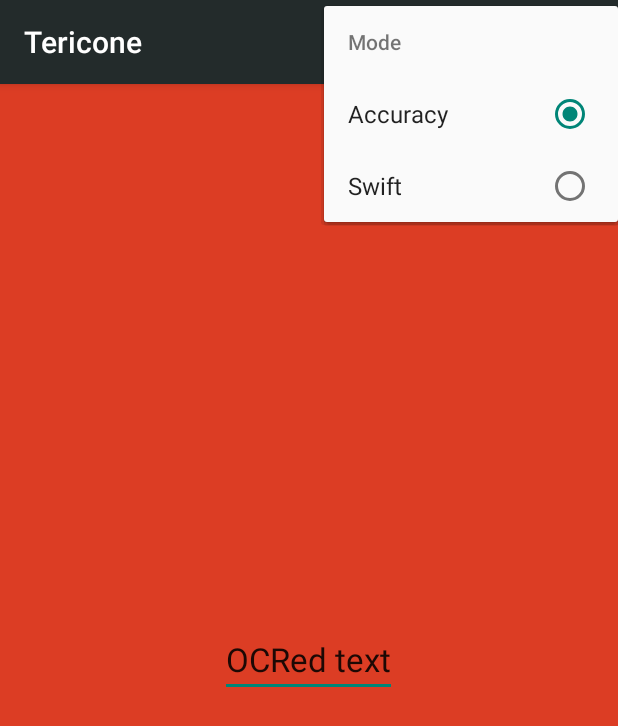
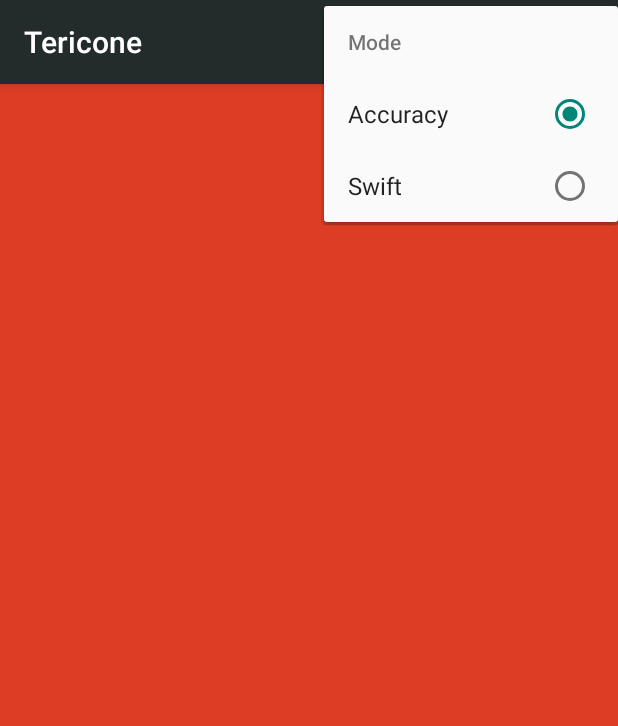
Before and after one commit to minu-aswanth/Tericone, an Android app: the screen it shows after launch (MainActivity), in the options menu, after a tap on "Mode", on a phone screen of 412 x 824 dp. Shown: the top 726 px of the screen. Run offline under Robolectric (Android 15) with nearby library versions, the light colour scheme and no system bars; libraries missing offline, so code that uses them is left out: com.googlecode.tesseract.

Commit message:
Made final changes

```diff
--- a/app/build.gradle
+++ b/app/build.gradle
@@ -6,7 +6,7 @@ android {
 
     defaultConfig {
         applicationId "com.example.minu.tericone"
-        minSdkVersion 8
+        minSdkVersion 9
         targetSdkVersion 22
         versionCode 1
         versionName "1.0"
--- a/app/src/main/java/com/example/minu/tericone/MainActivity.java
+++ b/app/src/main/java/com/example/minu/tericone/MainActivity.java
@@ -7,7 +7,6 @@ import java.io.FileReader;
 import java.io.IOException;
 import java.io.InputStream;
 import java.io.OutputStream;
-import java.lang.Math;
 import java.util.Locale;
 
 import android.content.Context;
@@ -29,7 +28,6 @@ import android.util.Log;
 import android.view.Menu;
 import android.view.MenuItem;
 import android.view.View;
-import android.widget.EditText;
 import android.widget.ProgressBar;
 import android.widget.RelativeLayout;
 import android.widget.TextView;
@@ -49,7 +47,7 @@ public class MainActivity extends ActionBarActivity implements OnInitListener{
 
     private static final String TAG = "tericone";
 
-    protected EditText minusTextView;
+    protected TextView minusTextView;
     protected RelativeLayout minusLayout;
     protected ProgressBar minusProgressBar;
     protected String _path;
@@ -133,7 +131,7 @@ public class MainActivity extends ActionBarActivity implements OnInitListener{
 
         myTTS = new TextToSpeech(this, this);
 
-        minusTextView = (EditText) findViewById(R.id.minusTextView);
+        //minusTextView = (TextView) findViewById(R.id.minusTextView);
         minusLayout = (RelativeLayout) findViewById(R.id.minusLayout);
         minusLayout.setOnClickListener(new OcrButtonClickListener());
         minusLayout.setOnLongClickListener(new OcrButtonLongClickListener());
@@ -160,6 +158,7 @@ public class MainActivity extends ActionBarActivity implements OnInitListener{
             editor.apply();
             mode = sharedPref.getString("mode", "none");
         }
+        Log.i(TAG, "mode:"+ mode + " ,dictionary:" + dictionary + " ,speed:"+ speed);
         if(menu.findItem(R.id.accuracyRadio).getTitle().toString().equals(mode)){
             menu.findItem(R.id.accuracyRadio).setChecked(true);
         }
@@ -204,6 +203,11 @@ public class MainActivity extends ActionBarActivity implements OnInitListener{
             editor.putBoolean("dictionary", !item.isChecked());
         }
 
+        if(id == R.id.firstSpeed || id == R.id.secondSpeed || id == R.id.thirdSpeed || id == R.id.fourthSpeed || id == R.id.fifthSpeed || id == R.id.sixthSpeed){
+            editor.putString("speed", item.getTitle().toString());
+        }
+        editor.apply();
+
         //noinspection SimplifiableIfStatement
         if (id == R.id.accuracyRadio) {
             item.setChecked(true);
@@ -228,40 +232,33 @@ public class MainActivity extends ActionBarActivity implements OnInitListener{
         if(id == R.id.firstSpeed){
             myTTS.setSpeechRate(0.5f);
             item.setChecked(true);
-            editor.putString("speed", "0.5");
             return true;
         }
         if(id == R.id.secondSpeed){
             myTTS.setSpeechRate(0.75f);
             item.setChecked(true);
-            editor.putString("speed", "0.75");
             return true;
         }
         if(id == R.id.thirdSpeed){
             myTTS.setSpeechRate(1);
             item.setChecked(true);
-            editor.putString("speed", "1");
             return true;
         }
         if(id == R.id.fourthSpeed){
             myTTS.setSpeechRate(1.5f);
             item.setChecked(true);
-            editor.putString("speed", "1.5");
             return true;
         }
         if(id == R.id.fifthSpeed) {
             myTTS.setSpeechRate(2);
             item.setChecked(true);
-            editor.putString("speed", "2");
             return true;
         }
         if(id == R.id.sixthSpeed) {
             myTTS.setSpeechRate(2.5f);
             item.setChecked(true);
-            editor.putString("speed", "2.5");
             return true;
         }
-        editor.apply();
 
         return super.onOptionsItemSelected(item);
     }
@@ -283,11 +280,12 @@ public class MainActivity extends ActionBarActivity implements OnInitListener{
     public class OcrButtonClickListener implements View.OnClickListener {
         public void onClick(View view) {
             Log.v(TAG, "Starting Camera app");
-            speakText("Starting Camera");
+            speakTheText("Starting Camera");
             startCameraActivity();
         }
     }
 
+    //To repeat the earlier sentence
     public class OcrButtonLongClickListener implements View.OnLongClickListener {
         public boolean onLongClick(View view) {
             Log.v(TAG, "Starting Long Click app");
@@ -333,7 +331,7 @@ public class MainActivity extends ActionBarActivity implements OnInitListener{
         }
     }
 
-    //Step 5: Doing stuff with the taken picture, getting the text and setting the EditText field
+    //Step 5: Processing the taken picture, getting the text and storing
     protected void onPhotoTaken() {
 
         minusProgressBar.setVisibility(View.VISIBLE);
@@ -342,9 +340,9 @@ public class MainActivity extends ActionBarActivity implements OnInitListener{
             @Override
             public void handleMessage(Message msg) {
                 minusProgressBar.setVisibility(View.INVISIBLE);
-                //Setting the EditText field with the OCRed text
+                //Setting the TextView field with the OCRed text
                 if ( recognizedText.length() != 0 ) {
-                    minusTextView.setText(recognizedText);
+                    //minusTextView.setText(recognizedText);
                 }
                 speakTheText(recognizedText);
             }
@@ -367,7 +365,7 @@ public class MainActivity extends ActionBarActivity implements OnInitListener{
                 Log.i(TAG, "Mode: "+ mode);
                 if(mode.equals("Accuracy")) {
                     //resizing the image
-                    //bitmap = Resize(bitmap, 5340);
+                    //bitmap = Resize(bitmap, 3500);
 
                     //making the image grayscale
                     bitmap = SetGrayscale(bitmap);
@@ -606,11 +604,7 @@ public class MainActivity extends ActionBarActivity implements OnInitListener{
 
     //Step 6: Speak button click
     public void speakTheText(String ttsText){
-        speakText(ttsText);
-    }
-
-    private void speakText(String speech) {
-        myTTS.speak(speech, TextToSpeech.QUEUE_FLUSH, null);
+        myTTS.speak(ttsText, TextToSpeech.QUEUE_FLUSH, null);
     }
 
     //To stop speaking when activity is paused
--- a/app/src/main/res/layout/activity_main.xml
+++ b/app/src/main/res/layout/activity_main.xml
@@ -8,22 +8,12 @@
     tools:context=".MainActivity"
     android:id="@+id/minusLayout">
 
-
-    <EditText
-        android:layout_width="wrap_content"
-        android:layout_height="wrap_content"
-        android:textAppearance="?android:attr/textAppearanceLarge"
-        android:text="OCRed text"
-        android:id="@+id/minusTextView"
-        android:layout_centerVertical="true"
-        android:layout_centerHorizontal="true" />
-
     <ProgressBar
         style="?android:attr/progressBarStyleLarge"
         android:layout_width="wrap_content"
         android:layout_height="wrap_content"
         android:id="@+id/minusProgressBar"
-        android:layout_alignBottom="@+id/minusTextView"
+        android:layout_centerVertical="true"
         android:layout_centerHorizontal="true" />
 
 </RelativeLayout>
```
Also changed, not shown: 3 other files.
